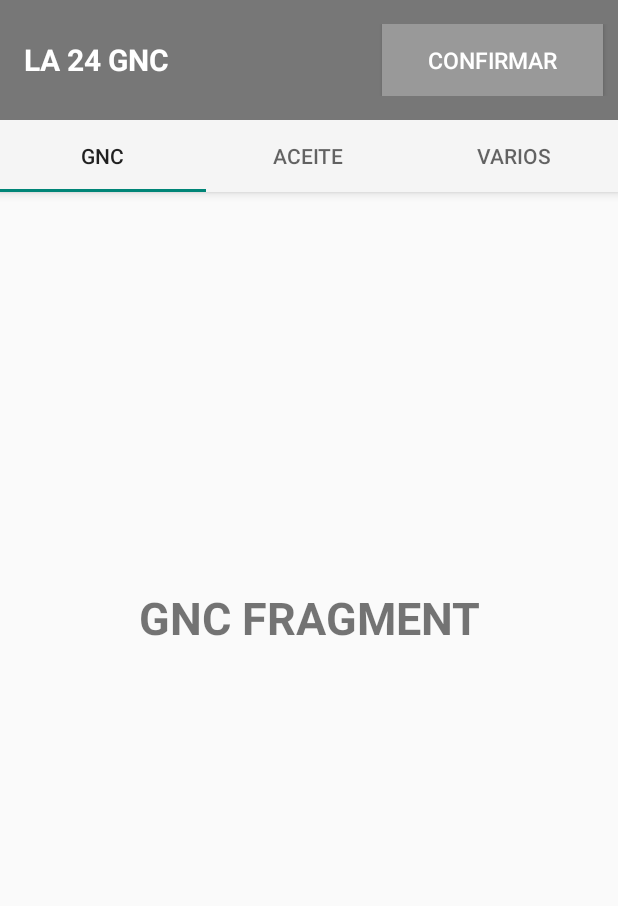
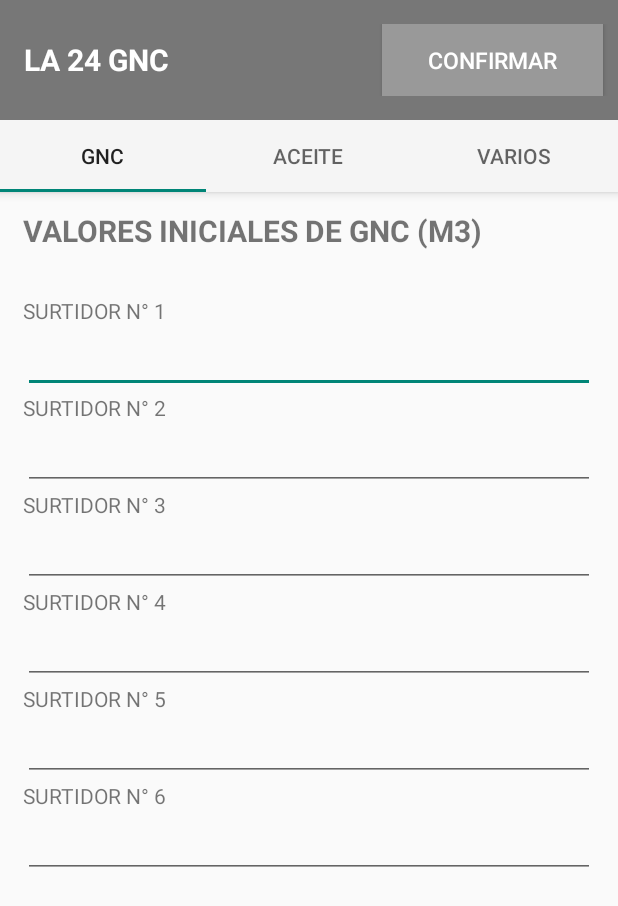
Before and after one commit to fernandezPablo/La24, an Android app: the GncFragment screen opened directly, with no data from a screen before it, on a phone screen of 412 x 824 dp. Shown: the top 906 px of the screen. Run offline under Robolectric (Android 15) with nearby library versions, the phone set to English and light mode, and no system bars.

Commit message:
Se creo la vista para indicar los valores iniciales de message aborts the commit.  On branch issue2  Changes to be committed:

```diff
--- a/app/src/main/res/layout/fragment_aceite.xml
+++ b/app/src/main/res/layout/fragment_aceite.xml
@@ -4,14 +4,38 @@
     android:layout_height="match_parent"
     tools:context="com.fernandez.pablo.la24gnc.AceiteFragment">
 
-    <!-- TODO: Update blank fragment layout -->
-    <TextView
+    <LinearLayout
         android:layout_width="match_parent"
         android:layout_height="match_parent"
-        android:text="ACEITE FRAGMENT"
-        android:gravity="center"
-        android:textSize="30dp"
-        android:textStyle="bold"
-        />
+        android:orientation="vertical"
+        android:paddingLeft="15dp"
+        android:paddingRight="15dp"
+        android:paddingTop="140dp">
+
+        <TextView
+            android:layout_width="match_parent"
+            android:layout_height="wrap_content"
+            android:text="VALORES INICIALES DE ACEITE (LTS)"
+            android:gravity="left"
+            android:textSize="20dp"
+            android:textStyle="bold"
+            android:paddingBottom="30dp"
+            />
+
+        <TextView
+            android:layout_width="wrap_content"
+            android:layout_height="wrap_content"
+            android:text="AFORADOR DE ACEITE N° 1"
+            />
+        <EditText
+            android:layout_width="match_parent"
+            android:layout_height="wrap_content"
+            android:inputType="numberDecimal"
+            android:ems="10"
+            android:id="@+id/etAforadorAceite1"
+            />
+
+    </LinearLayout>
+
 
 </FrameLayout>
--- a/app/src/main/res/layout/fragment_gnc.xml
+++ b/app/src/main/res/layout/fragment_gnc.xml
@@ -4,14 +4,117 @@
     android:layout_height="match_parent"
     tools:context="com.fernandez.pablo.la24gnc.GncFragment">
 
-    <!-- TODO: Update blank fragment layout -->
-    <TextView
+
+    <ScrollView
         android:layout_width="match_parent"
-        android:layout_height="match_parent"
-        android:text="GNC FRAGMENT"
-        android:gravity="center"
-        android:textSize="30dp"
-        android:textStyle="bold"
-        />
+        android:layout_height="match_parent">
 
+        <LinearLayout
+            android:layout_width="match_parent"
+            android:layout_height="wrap_content"
+            android:orientation="vertical"
+            android:paddingLeft="15dp"
+            android:paddingRight="15dp"
+            android:paddingTop="140dp"
+            >
+
+            <TextView
+                android:layout_width="match_parent"
+                android:layout_height="match_parent"
+                android:text="VALORES INICIALES DE GNC (M3)"
+                android:gravity="left"
+                android:textSize="20dp"
+                android:textStyle="bold"
+                android:paddingBottom="30dp"
+                />
+
+                <TextView
+                    android:layout_width="wrap_content"
+                    android:layout_height="wrap_content"
+                    android:text="SURTIDOR N° 1"
+                    android:layout_weight="1"
+                    />
+                <EditText
+                    android:layout_width="match_parent"
+                    android:layout_height="wrap_content"
+                    android:inputType="numberDecimal"
+                    android:ems="10"
+                    android:id="@+id/etSurtidor1"
+                    android:layout_weight="1.5"
+                    />
+
+                <TextView
+                    android:layout_width="wrap_content"
+                    android:layout_height="wrap_content"
+                    android:text="SURTIDOR N° 2"
+                    android:layout_weight="1"
+                    />
+                <EditText
+                    android:layout_width="match_parent"
+                    android:layout_height="wrap_content"
+                    android:inputType="numberDecimal"
+                    android:ems="10"
+                    android:id="@+id/etSurtidor2"
+                    android:layout_weight="1.5"
+                    />
+
+                <TextView
+                    android:layout_width="wrap_content"
+                    android:layout_height="wrap_content"
+                    android:text="SURTIDOR N° 3"
+                    android:layout_weight="1"
+                    />
+                <EditText
+                    android:layout_width="match_parent"
+                    android:layout_height="wrap_content"
+                    android:inputType="numberDecimal"
+                    android:ems="10"
+                    android:id="@+id/etSurtidor3"
+                    android:layout_weight="1.5"
+                    />
+
+                <TextView
+                    android:layout_width="wrap_content"
+                    android:layout_height="wrap_content"
+                    android:text="SURTIDOR N° 4"
+                    android:layout_weight="1"
+                    />
+                <EditText
+                    android:layout_width="match_parent"
+                    android:layout_height="wrap_content"
+                    android:inputType="numberDecimal"
+                    android:ems="10"
+                    android:id="@+id/etSurtidor4"
+                    android:layout_weight="1.5"
+                    />
+
+                <TextView
+                    android:layout_width="wrap_content"
+                    android:layout_height="wrap_content"
+                    android:text="SURTIDOR N° 5"
+                    android:layout_weight="1"
+                    />
+                <EditText
+                    android:layout_width="match_parent"
+                    android:layout_height="wrap_content"
+                    android:inputType="numberDecimal"
+                    android:ems="10"
+                    android:id="@+id/etSurtidor5"
+                    android:layout_weight="1.5" />
+
+                <TextView
+                    android:layout_width="wrap_content"
+                    android:layout_height="wrap_content"
+                    android:text="SURTIDOR N° 6"
+                    android:layout_weight="1"
+                    />
+                <EditText
+                    android:layout_width="match_parent"
+                    android:layout_height="wrap_content"
+                    android:inputType="numberDecimal"
+                    android:ems="10"
+                    android:id="@+id/etSurtidor6"
+                    android:layout_weight="1.5" />
+        </LinearLayout>
+    </ScrollView>
 </FrameLayout>
--- a/app/src/main/res/values/strings.xml
+++ b/app/src/main/res/values/strings.xml
@@ -6,7 +6,6 @@
     <string name="title_activity_abrir_turno">AbrirTurnoActivity</string>
     <string name="action_settings">Settings</string>
     <string name="section_format">Hello World from section: %1$d</string>
+    <string name="surtidor_number">SURTIDOR N°</string>
 
-    <!-- TODO: Remove or change this placeholder text -->
-    <string name="hello_blank_fragment">Hello blank fragment</string>
 </resources>
```
